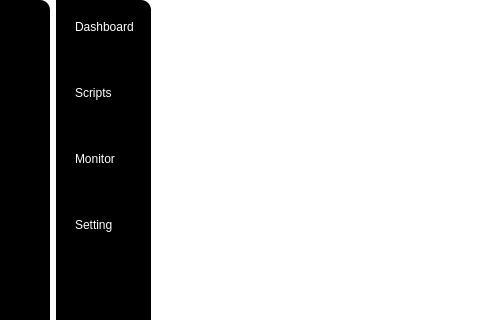
Before: the Qt Designer form mainui_v2.ui in hoangks5/socket-tool-manager, drawn with Qt 5; both pictures show x 0 to 480 and y 0 to 320 of the 1373 by 852 pixel window.
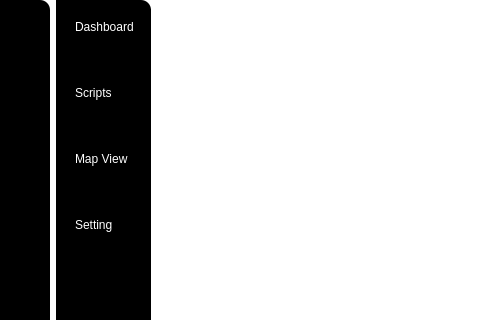
After: the same form once the commit is applied. The open tabs and pages were chosen to show the change. Icons and pictures are not drawn.

```diff
--- a/mainui_v2.ui
+++ b/mainui_v2.ui
@@ -328,7 +328,7 @@
             <cursorShape>PointingHandCursor</cursorShape>
            </property>
            <property name="text">
-            <string>Monitor</string>
+            <string>Map View</string>
            </property>
            <property name="icon">
             <iconset>
```
Left out of the diff: 35 changed lines with no effect on the pictures.
